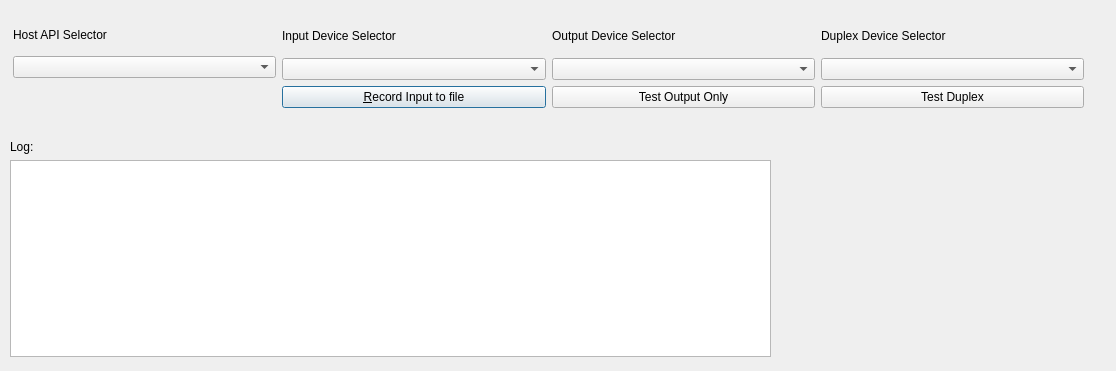
Old version of the form portaudiopp/usingqt/qtportaudiopp/dialog.ui in the repository sjk7/portaudiopp.
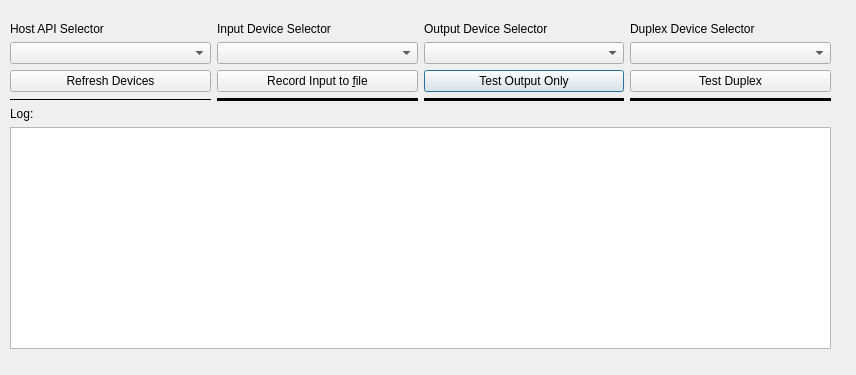
New version of the form.

```diff
--- a/portaudiopp/usingqt/qtportaudiopp/dialog.ui
+++ b/portaudiopp/usingqt/qtportaudiopp/dialog.ui
@@ -6,8 +6,8 @@
    <rect>
     <x>0</x>
     <y>0</y>
-    <width>1116</width>
-    <height>371</height>
+    <width>856</width>
+    <height>375</height>
    </rect>
   </property>
   <property name="windowTitle">
@@ -17,35 +17,15 @@
    <property name="geometry">
     <rect>
      <x>10</x>
-     <y>140</y>
-     <width>761</width>
-     <height>217</height>
+     <y>22</y>
+     <width>821</width>
+     <height>327</height>
     </rect>
    </property>
-   <layout class="QVBoxLayout" name="verticalLayout_3">
+   <layout class="QVBoxLayout" name="verticalLayout_6">
     <item>
-     <widget class="QLabel" name="label_3">
-      <property name="text">
-       <string>Log:</string>
-      </property>
-     </widget>
-    </item>
+     <layout class="QHBoxLayout" name="horizontalLayout">
     <item>
-     <widget class="QListWidget" name="listWidget"/>
-    </item>
-   </layout>
-  </widget>
-  <widget class="QWidget" name="">
-   <property name="geometry">
-    <rect>
-     <x>13</x>
-     <y>20</y>
-     <width>1071</width>
-     <height>88</height>
-    </rect>
-   </property>
-   <layout class="QGridLayout" name="gridLayout">
-    <item row="0" column="0" rowspan="3">
      <layout class="QVBoxLayout" name="verticalLayout">
       <item>
        <widget class="QLabel" name="label">
@@ -58,24 +38,46 @@
        <widget class="QComboBox" name="cboHostApi"/>
       </item>
       <item>
-       <spacer name="verticalSpacer">
+         <widget class="QPushButton" name="btnRefresh">
+          <property name="sizePolicy">
+           <sizepolicy hsizetype="Preferred" vsizetype="Fixed">
+            <horstretch>0</horstretch>
+            <verstretch>0</verstretch>
+           </sizepolicy>
+          </property>
+          <property name="text">
+           <string>Refresh Devices</string>
+          </property>
+          <property name="checkable">
+           <bool>false</bool>
+          </property>
+          <property name="autoDefault">
+           <bool>false</bool>
+          </property>
+         </widget>
+        </item>
+        <item>
+         <widget class="Line" name="lineRecLevel_2">
+          <property name="autoFillBackground">
+           <bool>false</bool>
+          </property>
+          <property name="frameShadow">
+           <enum>QFrame::Plain</enum>
+          </property>
+          <property name="lineWidth">
+           <number>0</number>
+          </property>
+          <property name="midLineWidth">
+           <number>0</number>
+          </property>
         <property name="orientation">
-         <enum>Qt::Vertical</enum>
-        </property>
-        <property name="sizeType">
-         <enum>QSizePolicy::Fixed</enum>
-        </property>
-        <property name="sizeHint" stdset="0">
-         <size>
-          <width>20</width>
-          <height>30</height>
-         </size>
-        </property>
-       </spacer>
+           <enum>Qt::Horizontal</enum>
+          </property>
+         </widget>
       </item>
      </layout>
     </item>
-    <item row="0" column="1" rowspan="3">
+      <item>
      <layout class="QVBoxLayout" name="verticalLayout_2">
       <item>
        <widget class="QLabel" name="label_2">
@@ -96,33 +98,50 @@
          </sizepolicy>
         </property>
         <property name="text">
-         <string>&amp;Record Input to file</string>
+           <string>Record Input to &amp;file</string>
+          </property>
+          <property name="checkable">
+           <bool>true</bool>
+          </property>
+          <property name="autoDefault">
+           <bool>false</bool>
+          </property>
+         </widget>
+        </item>
+        <item>
+         <widget class="Line" name="lineRecLevel">
+          <property name="autoFillBackground">
+           <bool>false</bool>
+          </property>
+          <property name="frameShadow">
+           <enum>QFrame::Plain</enum>
+          </property>
+          <property name="lineWidth">
+           <number>50</number>
+          </property>
+          <property name="midLineWidth">
+           <number>50</number>
+          </property>
+          <property name="orientation">
+           <enum>Qt::Horizontal</enum>
         </property>
        </widget>
       </item>
      </layout>
     </item>
-    <item row="0" column="2">
+      <item>
+       <layout class="QVBoxLayout" name="verticalLayout_4">
+        <item>
      <widget class="QLabel" name="label_4">
       <property name="text">
        <string>Output Device Selector</string>
       </property>
      </widget>
     </item>
-    <item row="0" column="3">
-     <widget class="QLabel" name="label_5">
-      <property name="text">
-       <string>Duplex Device Selector</string>
-      </property>
-     </widget>
-    </item>
-    <item row="1" column="2">
+        <item>
      <widget class="QComboBox" name="cboOutput"/>
     </item>
-    <item row="1" column="3">
-     <widget class="QComboBox" name="cboDuplex"/>
-    </item>
-    <item row="2" column="2">
+        <item>
      <widget class="QPushButton" name="btnTestOutput">
       <property name="sizePolicy">
        <sizepolicy hsizetype="Preferred" vsizetype="Fixed">
@@ -133,9 +152,51 @@
       <property name="text">
        <string>Test Output Only</string>
       </property>
-     </widget>
-    </item>
-    <item row="2" column="3">
+          <property name="checkable">
+           <bool>true</bool>
+          </property>
+          <property name="autoDefault">
+           <bool>false</bool>
+          </property>
+          <property name="default">
+           <bool>true</bool>
+          </property>
+         </widget>
+        </item>
+        <item>
+         <widget class="Line" name="lineOutputLervel">
+          <property name="autoFillBackground">
+           <bool>false</bool>
+          </property>
+          <property name="frameShadow">
+           <enum>QFrame::Plain</enum>
+          </property>
+          <property name="lineWidth">
+           <number>50</number>
+          </property>
+          <property name="midLineWidth">
+           <number>50</number>
+          </property>
+          <property name="orientation">
+           <enum>Qt::Horizontal</enum>
+          </property>
+         </widget>
+        </item>
+       </layout>
+      </item>
+      <item>
+       <layout class="QVBoxLayout" name="verticalLayout_5">
+        <item>
+         <widget class="QLabel" name="label_5">
+          <property name="text">
+           <string>Duplex Device Selector</string>
+          </property>
+         </widget>
+        </item>
+        <item>
+         <widget class="QComboBox" name="cboDuplex"/>
+        </item>
+        <item>
      <widget class="QPushButton" name="btnTestDuplex">
       <property name="sizePolicy">
        <sizepolicy hsizetype="Preferred" vsizetype="Fixed">
@@ -146,7 +207,50 @@
       <property name="text">
        <string>Test Duplex</string>
       </property>
-     </widget>
+          <property name="checkable">
+           <bool>true</bool>
+          </property>
+          <property name="autoDefault">
+           <bool>false</bool>
+          </property>
+         </widget>
+        </item>
+        <item>
+         <widget class="Line" name="lineRecLevel_3">
+          <property name="autoFillBackground">
+           <bool>false</bool>
+          </property>
+          <property name="frameShadow">
+           <enum>QFrame::Plain</enum>
+          </property>
+          <property name="lineWidth">
+           <number>50</number>
+          </property>
+          <property name="midLineWidth">
+           <number>50</number>
+          </property>
+          <property name="orientation">
+           <enum>Qt::Horizontal</enum>
+          </property>
+         </widget>
+        </item>
+       </layout>
+      </item>
+     </layout>
+    </item>
+    <item>
+     <layout class="QVBoxLayout" name="verticalLayout_3">
+      <item>
+       <widget class="QLabel" name="label_3">
+        <property name="text">
+         <string>Log:</string>
+        </property>
+       </widget>
+      </item>
+      <item>
+       <widget class="QListWidget" name="listWidget"/>
+      </item>
+     </layout>
     </item>
    </layout>
   </widget>
```
Left out of the diff: 2 changed lines with no effect on the pictures. Lines whose indentation alone changed are shown as unchanged.
